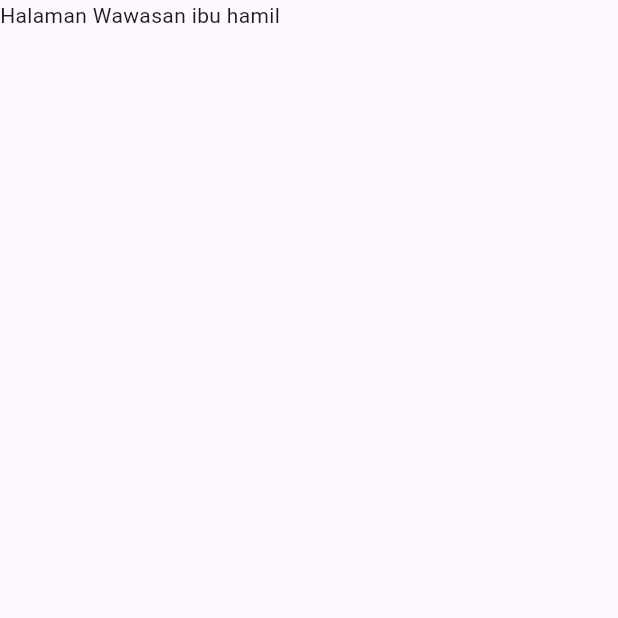
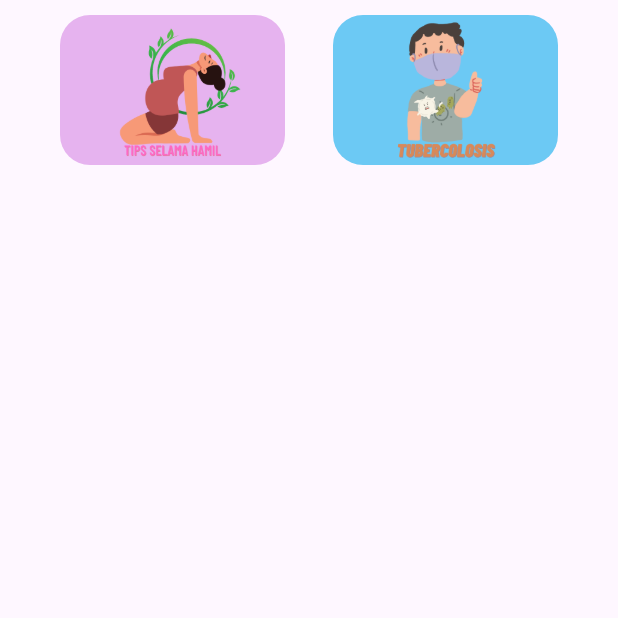
Before and after one commit to Magaretha14/002_MyPregnant-Tbc, a Flutter app: the WawasanPregnant screen opened directly, on a phone screen of 412 x 824 dp, the top half of it. Run offline on Flutter 3.47's test engine with Material 2 defaults, Android fonts, the phone set to English and light mode, and no system bars; our stand-ins replace cloud_firestore, firebase_auth, firebase_core; accounts and stored records are empty.

Commit message:
make profile, fix diagnosis gejala, and make wawasan ibu hamil

```diff
--- a/lib/main.dart
+++ b/lib/main.dart
@@ -28,7 +28,7 @@ class MyApp extends StatelessWidget {
         colorScheme: ColorScheme.fromSeed(seedColor: Colors.deepPurple),
         useMaterial3: true,
       ),
-      home: HomePage(),
+      home: LoginPage(),
     );
   }
 }
--- a/lib/view/login_page.dart
+++ b/lib/view/login_page.dart
@@ -3,6 +3,8 @@ import 'package:mypregnant/controller/auth_controller.dart';
 import 'package:mypregnant/model/user_model.dart';
 import 'package:mypregnant/view/homepage.dart';
 import 'package:mypregnant/view/register_page.dart';
+
+String userId = "";
 
 class LoginPage extends StatefulWidget {
   LoginPage({super.key});
@@ -60,7 +62,7 @@ class _LoginPageState extends State<LoginPage> {
                   controller: _controllerUsername,
                   keyboardType: TextInputType.name,
                   decoration: InputDecoration(
-                    labelText: "Username",
+                    labelText: "Email",
                     prefixIcon: const Icon(Icons.person_outline),
                     border: OutlineInputBorder(
                       borderRadius: BorderRadius.circular(10),
@@ -117,6 +119,7 @@ class _LoginPageState extends State<LoginPage> {
                         if (_formKey.currentState!.validate()) {
                           UserModel? registeredUser = await authctrl
                               .signInWithEmailAndPassword(email!, password!);
+                          userId = registeredUser!.Uid;
 
                           if (registeredUser != null) {
                             // Registration successful
--- a/lib/view/pregnant/wawasan_ibuhamil.dart
+++ b/lib/view/pregnant/wawasan_ibuhamil.dart
@@ -11,7 +11,63 @@ class _WawasanPregnantState extends State<WawasanPregnant> {
   @override
   Widget build(BuildContext context) {
     return Scaffold(
-      body: SafeArea(child: Text('Halaman Wawasan ibu hamil')),
+      body: SafeArea(
+          child: Column(
+        children: [
+          const SizedBox(height: 10),
+          Container(
+            child: Row(
+              mainAxisAlignment: MainAxisAlignment.center,
+              children: [
+                GestureDetector(
+                  onTap: () {
+                    // Navigator.push(
+                    //   context,
+                    //   MaterialPageRoute(builder: (context) => HomePregnant()),
+                    // );
+                  },
+                  child: Container(
+                    margin: const EdgeInsets.symmetric(horizontal: 16.0),
+                    decoration: BoxDecoration(
+                      color: Color.fromARGB(255, 230, 179, 239),
+                      borderRadius: BorderRadius.circular(20),
+                    ),
+                    child: SizedBox(
+                      child: Image.asset(
+                        'images/tipskehamilanbutton.png',
+                        height: 100,
+                        width: 150,
+                      ),
+                    ),
+                  ),
+                ),
+                GestureDetector(
+                  onTap: () {
+                    // Navigator.push(
+                    //   context,
+                    //   MaterialPageRoute(builder: (context) => HomeTbc()),
+                    // );
+                  },
+                  child: Container(
+                    margin: const EdgeInsets.symmetric(horizontal: 16.0),
+                    decoration: BoxDecoration(
+                      color: Color.fromARGB(255, 108, 201, 244),
+                      borderRadius: BorderRadius.circular(20),
+                    ),
+                    child: SizedBox(
+                      child: Image.asset(
+                        'images/icontbc.png',
+                        height: 100,
+                        width: 150,
+                      ),
+                    ),
+                  ),
+                ),
+              ],
+            ),
+          )
+        ],
+      )),
     );
   }
 }
--- a/lib/view/tbc/add_tbc.dart
+++ b/lib/view/tbc/add_tbc.dart
@@ -3,7 +3,7 @@ import 'package:intl/intl.dart';
 import 'package:mypregnant/components/header.dart';
 import 'package:mypregnant/controller/tbc_controller.dart';
 import 'package:mypregnant/model/tbc_model.dart';
-import 'package:mypregnant/view/tbc/daftardata_tbc.dart';
+import 'package:mypregnant/view/tbc/home_tbc.dart';
 
 class AddTbc extends StatefulWidget {
   const AddTbc({super.key});
@@ -265,7 +265,7 @@ class _AddTbcState extends State<AddTbc> {
                           Navigator.pushReplacement(
                             context,
                             MaterialPageRoute(
-                              builder: (context) => const DaftarTbc(),
+                              builder: (context) => const HomeTbc(),
                             ),
                           );
                         }
```
Also changed, not shown: lib/components/header.dart (+11 -0 lines), lib/components/header_backtbc.dart (+31 -0 lines), lib/components/header_profile.dart (added, +42 -0 lines), lib/view/profile.dart (+78 -1 lines), lib/view/tbc/diaggejala.dart (+21 -9 lines), images/tipskehamilan.png (added), images/tipskehamilanbutton.png (added).
